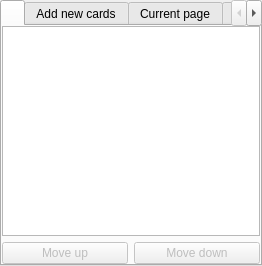
Before: the Qt Designer form mtg_proxy_printer/resources/ui/central_widget/tabbed_vertical.ui in luziferius/MTGProxyPrinter, drawn with Qt 5.
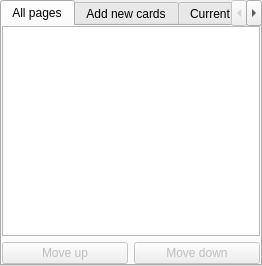
After: the same form once the commit is applied. Icons and pictures are not drawn. Custom widgets are drawn as their Qt base class.

Commit message:
CentralWidget: Restore all pages tab header of the Tabbed layout.
FossilOrigin-Name: 6154c28c194074891b66038ff4b3fc920d367a25bc90dc30b879ad829a22a93d

The edit to the form file:
```diff
--- a/mtg_proxy_printer/resources/ui/central_widget/tabbed_vertical.ui
+++ b/mtg_proxy_printer/resources/ui/central_widget/tabbed_vertical.ui
@@ -30,7 +30,7 @@
      </property>
      <widget class="QWidget" name="tab_document_page">
       <attribute name="title">
-       <string/>
+       <string>All pages</string>
       </attribute>
       <layout class="QGridLayout" name="tab_document_page_layout">
        <property name="leftMargin">
```
The commit also changes 1 other file.
